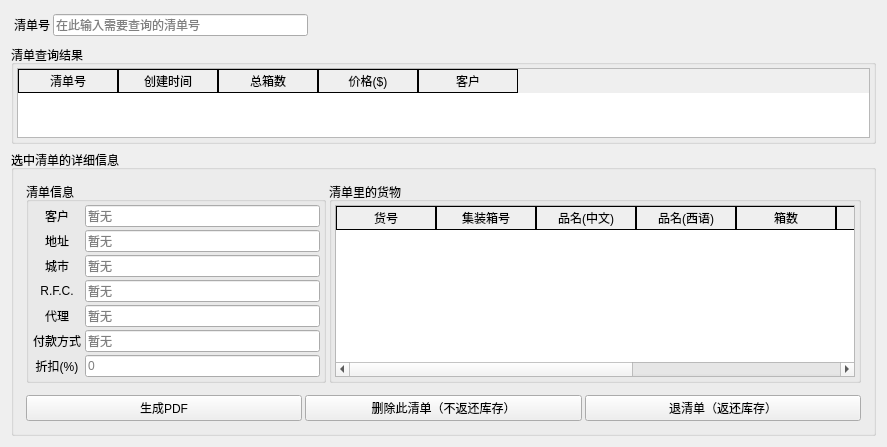
The window that CompanyStroageManagement/Search_List_Win.ui (linxinwNeo/CompanyStroageManagement) describes before a commit, drawn with Qt 5.
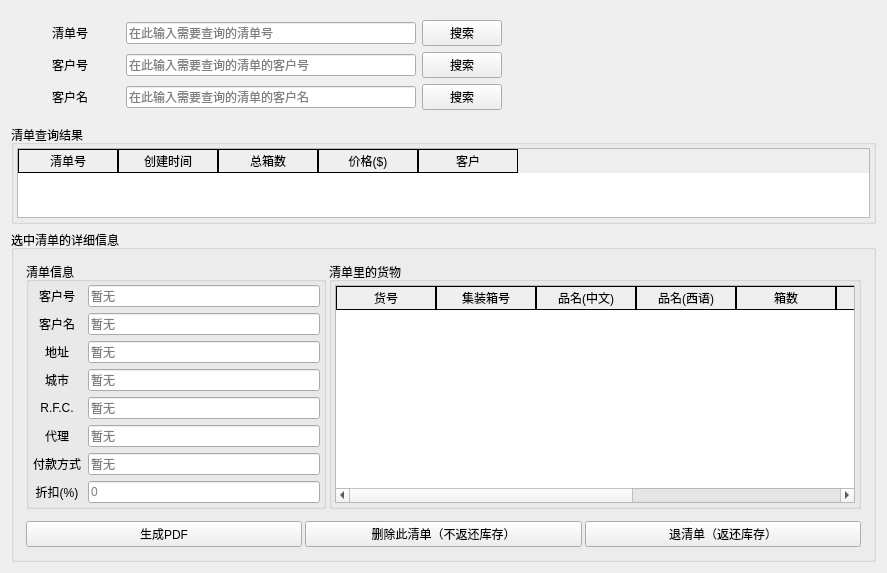
The same window after the commit.

```diff
--- a/CompanyStroageManagement/Search_List_Win.ui
+++ b/CompanyStroageManagement/Search_List_Win.ui
@@ -7,7 +7,7 @@
     <x>0</x>
     <y>0</y>
     <width>887</width>
-    <height>445</height>
+    <height>479</height>
    </rect>
   </property>
   <property name="windowTitle">
@@ -25,42 +25,127 @@
   <layout class="QVBoxLayout" name="verticalLayout">
    <item>
     <widget class="QWidget" name="widget_16" native="true">
+     <property name="sizePolicy">
+      <sizepolicy hsizetype="Preferred" vsizetype="Preferred">
+       <horstretch>0</horstretch>
+       <verstretch>0</verstretch>
+      </sizepolicy>
+     </property>
      <property name="maximumSize">
       <size>
-       <width>300</width>
+       <width>500</width>
        <height>16777215</height>
       </size>
      </property>
-     <layout class="QHBoxLayout" name="horizontalLayout_13">
-      <property name="spacing">
-       <number>3</number>
-      </property>
-      <property name="leftMargin">
-       <number>3</number>
-      </property>
-      <property name="topMargin">
-       <number>3</number>
-      </property>
-      <property name="rightMargin">
-       <number>3</number>
-      </property>
-      <property name="bottomMargin">
-       <number>3</number>
-      </property>
-      <item>
-       <widget class="QLabel" name="list_id_2be_searched_label">
-        <property name="text">
-         <string>清单号</string>
-        </property>
-       </widget>
-      </item>
-      <item>
-       <widget class="QLineEdit" name="list_id_2be_searched_LE">
+     <layout class="QGridLayout" name="gridLayout">
+      <item row="0" column="1">
+       <widget class="QLineEdit" name="lineEdit_list_id_2be_searched">
+        <property name="sizePolicy">
+         <sizepolicy hsizetype="MinimumExpanding" vsizetype="Fixed">
+          <horstretch>0</horstretch>
+          <verstretch>0</verstretch>
+         </sizepolicy>
+        </property>
         <property name="placeholderText">
          <string>在此输入需要查询的清单号</string>
         </property>
        </widget>
       </item>
+      <item row="1" column="0">
+       <widget class="QLabel" name="label_ClientIDPrefix">
+        <property name="minimumSize">
+         <size>
+          <width>100</width>
+          <height>0</height>
+         </size>
+        </property>
+        <property name="text">
+         <string>客户号</string>
+        </property>
+        <property name="alignment">
+         <set>Qt::AlignCenter</set>
+        </property>
+       </widget>
+      </item>
+      <item row="1" column="1">
+       <widget class="QLineEdit" name="lineEdit_ClientIDPrefix">
+        <property name="sizePolicy">
+         <sizepolicy hsizetype="MinimumExpanding" vsizetype="Fixed">
+          <horstretch>0</horstretch>
+          <verstretch>0</verstretch>
+         </sizepolicy>
+        </property>
+        <property name="placeholderText">
+         <string>在此输入需要查询的清单的客户号</string>
+        </property>
+       </widget>
+      </item>
+      <item row="1" column="2">
+       <widget class="QPushButton" name="pushButton_SearchListsByClientIDPrefix">
+        <property name="text">
+         <string>搜索</string>
+        </property>
+       </widget>
+      </item>
+      <item row="0" column="2">
+       <widget class="QPushButton" name="pushButton_SearchListsByListIDPrefix">
+        <property name="text">
+         <string>搜索</string>
+        </property>
+       </widget>
+      </item>
+      <item row="0" column="0">
+       <widget class="QLabel" name="label_list_id_2be_searched">
+        <property name="minimumSize">
+         <size>
+          <width>100</width>
+          <height>0</height>
+         </size>
+        </property>
+        <property name="text">
+         <string>清单号</string>
+        </property>
+        <property name="alignment">
+         <set>Qt::AlignCenter</set>
+        </property>
+       </widget>
+      </item>
+      <item row="2" column="0">
+       <widget class="QLabel" name="label_ClientNamePrefix">
+        <property name="minimumSize">
+         <size>
+          <width>100</width>
+          <height>0</height>
+         </size>
+        </property>
+        <property name="text">
+         <string>客户名</string>
+        </property>
+        <property name="alignment">
+         <set>Qt::AlignCenter</set>
+        </property>
+       </widget>
+      </item>
+      <item row="2" column="1">
+       <widget class="QLineEdit" name="lineEdit_ClientNamePrefix">
+        <property name="sizePolicy">
+         <sizepolicy hsizetype="MinimumExpanding" vsizetype="Fixed">
+          <horstretch>0</horstretch>
+          <verstretch>0</verstretch>
+         </sizepolicy>
+        </property>
+        <property name="placeholderText">
+         <string>在此输入需要查询的清单的客户名</string>
+        </property>
+       </widget>
+      </item>
+      <item row="2" column="2">
+       <widget class="QPushButton" name="pushButton_SearchListsByClientNamePrefix">
+        <property name="text">
+         <string>搜索</string>
+        </property>
+       </widget>
+      </item>
      </layout>
     </widget>
    </item>
@@ -176,10 +261,7 @@
            <property name="title">
             <string>清单信息</string>
            </property>
-           <layout class="QVBoxLayout" name="verticalLayout_2">
-            <property name="spacing">
-             <number>3</number>
-            </property>
+           <layout class="QFormLayout" name="formLayout">
             <property name="leftMargin">
              <number>3</number>
             </property>
@@ -192,26 +274,8 @@
             <property name="bottomMargin">
              <number>3</number>
             </property>
-            <item>
-             <widget class="QWidget" name="CLIENTE_Container" native="true">
-              <layout class="QHBoxLayout" name="horizontalLayout">
-               <property name="spacing">
-                <number>3</number>
-               </property>
-               <property name="leftMargin">
-                <number>0</number>
-               </property>
-               <property name="topMargin">
-                <number>0</number>
-               </property>
-               <property name="rightMargin">
-                <number>0</number>
-               </property>
-               <property name="bottomMargin">
-                <number>0</number>
-               </property>
-               <item>
-                <widget class="QLabel" name="CLIENTE_label">
+            <item row="1" column="0">
+             <widget class="QLabel" name="label_CLIENTE">
                  <property name="minimumSize">
                   <size>
                    <width>50</width>
@@ -225,15 +289,15 @@
                   </size>
                  </property>
                  <property name="text">
-                  <string>客户</string>
+               <string>客户名</string>
                  </property>
                  <property name="alignment">
                   <set>Qt::AlignCenter</set>
                  </property>
                 </widget>
                </item>
-               <item>
-                <widget class="QLineEdit" name="CLIENTE_LE">
+            <item row="1" column="1">
+             <widget class="QLineEdit" name="lineEdit_CLIENTE">
                  <property name="text">
                   <string/>
                  </property>
@@ -245,29 +309,8 @@
                  </property>
                 </widget>
                </item>
-              </layout>
-             </widget>
-            </item>
-            <item>
-             <widget class="QWidget" name="CLIENTE_Container_2" native="true">
-              <layout class="QHBoxLayout" name="horizontalLayout_2">
-               <property name="spacing">
-                <number>3</number>
-               </property>
-               <property name="leftMargin">
-                <number>0</number>
-               </property>
-               <property name="topMargin">
-                <number>0</number>
-               </property>
-               <property name="rightMargin">
-                <number>0</number>
-               </property>
-               <property name="bottomMargin">
-                <number>0</number>
-               </property>
-               <item>
-                <widget class="QLabel" name="DOMICILIO_label">
+            <item row="2" column="0">
+             <widget class="QLabel" name="label_DOMICILIO">
                  <property name="minimumSize">
                   <size>
                    <width>50</width>
@@ -288,8 +331,8 @@
                  </property>
                 </widget>
                </item>
-               <item>
-                <widget class="QLineEdit" name="DOMICILIO_LE">
+            <item row="2" column="1">
+             <widget class="QLineEdit" name="lineEdit_DOMICILIO">
                  <property name="text">
                   <string/>
                  </property>
@@ -301,29 +344,8 @@
                  </property>
                 </widget>
                </item>
-              </layout>
-             </widget>
-            </item>
-            <item>
-             <widget class="QWidget" name="CLIENTE_Container_3" native="true">
-              <layout class="QHBoxLayout" name="horizontalLayout_3">
-               <property name="spacing">
-                <number>3</number>
-               </property>
-               <property name="leftMargin">
-                <number>0</number>
-               </property>
-               <property name="topMargin">
-                <number>0</number>
-               </property>
-               <property name="rightMargin">
-                <number>0</number>
-               </property>
-               <property name="bottomMargin">
-                <number>0</number>
-               </property>
-               <item>
-                <widget class="QLabel" name="CIUDAD_label">
+            <item row="3" column="0">
+             <widget class="QLabel" name="label_CIUDAD">
                  <property name="minimumSize">
                   <size>
                    <width>50</width>
@@ -344,8 +366,8 @@
                  </property>
                 </widget>
                </item>
-               <item>
-                <widget class="QLineEdit" name="CIUDAD_LE">
+            <item row="3" column="1">
+             <widget class="QLineEdit" name="lineEdit_CIUDAD">
                  <property name="text">
                   <string/>
                  </property>
@@ -357,29 +379,8 @@
                  </property>
                 </widget>
                </item>
-              </layout>
-             </widget>
-            </item>
-            <item>
-             <widget class="QWidget" name="CLIENTE_Container_4" native="true">
-              <layout class="QHBoxLayout" name="horizontalLayout_4">
-               <property name="spacing">
-                <number>3</number>
-               </property>
-               <property name="leftMargin">
-                <number>0</number>
-               </property>
-               <property name="topMargin">
-                <number>0</number>
-               </property>
-               <property name="rightMargin">
-                <number>0</number>
-               </property>
-               <property name="bottomMargin">
-                <number>0</number>
-               </property>
-               <item>
-                <widget class="QLabel" name="RFC_label">
+            <item row="4" column="0">
+             <widget class="QLabel" name="label_RFC">
                  <property name="minimumSize">
                   <size>
                    <width>50</width>
@@ -400,8 +401,8 @@
                  </property>
                 </widget>
                </item>
-               <item>
-                <widget class="QLineEdit" name="RFC_LE">
+            <item row="4" column="1">
+             <widget class="QLineEdit" name="lineEdit_RFC">
                  <property name="text">
                   <string/>
                  </property>
@@ -413,29 +414,8 @@
                  </property>
                 </widget>
                </item>
-              </layout>
-             </widget>
-            </item>
-            <item>
-             <widget class="QWidget" name="CLIENTE_Container_5" native="true">
-              <layout class="QHBoxLayout" name="horizontalLayout_5">
-               <property name="spacing">
-                <number>3</number>
-               </property>
-               <property name="leftMargin">
-                <number>0</number>
-               </property>
-               <property name="topMargin">
-                <number>0</number>
-               </property>
-               <property name="rightMargin">
-                <number>0</number>
-               </property>
-               <property name="bottomMargin">
-                <number>0</number>
-               </property>
-               <item>
-                <widget class="QLabel" name="AGENTE_label">
+            <item row="5" column="0">
+             <widget class="QLabel" name="label_AGENTE">
                  <property name="minimumSize">
                   <size>
                    <width>50</width>
@@ -456,8 +436,8 @@
                  </property>
                 </widget>
                </item>
-               <item>
-                <widget class="QLineEdit" name="AGENTE_LE">
+            <item row="5" column="1">
+             <widget class="QLineEdit" name="lineEdit_AGENTE">
                  <property name="text">
                   <string/>
                  </property>
@@ -469,29 +449,8 @@
                  </property>
                 </widget>
                </item>
-              </layout>
-             </widget>
-            </item>
-            <item>
-             <widget class="QWidget" name="CLIENTE_Container_8" native="true">
-              <layout class="QHBoxLayout" name="horizontalLayout_8">
-               <property name="spacing">
-                <number>3</number>
-               </property>
-               <property name="leftMargin">
-                <number>0</number>
-               </property>
-               <property name="topMargin">
-                <number>0</number>
-               </property>
-               <property name="rightMargin">
-                <number>0</number>
-               </property>
-               <property name="bottomMargin">
-                <number>0</number>
-               </property>
-               <item>
-                <widget class="QLabel" name="CONDICIONES_label">
+            <item row="6" column="0">
+             <widget class="QLabel" name="label_CONDICIONES">
                  <property name="minimumSize">
                   <size>
                    <width>50</width>
@@ -512,8 +471,8 @@
                  </property>
                 </widget>
                </item>
-               <item>
-                <widget class="QLineEdit" name="CONDICIONES_LE">
+            <item row="6" column="1">
+             <widget class="QLineEdit" name="lineEdit_CONDICIONES">
                  <property name="text">
                   <string/>
                  </property>
@@ -525,29 +484,8 @@
                  </property>
                 </widget>
                </item>
-              </layout>
-             </widget>
-            </item>
-            <item>
-             <widget class="QWidget" name="CLIENTE_Container_10" native="true">
-              <layout class="QHBoxLayout" name="horizontalLayout_17">
-               <property name="spacing">
-                <number>3</number>
-               </property>
-               <property name="leftMargin">
-                <number>0</number>
-               </property>
-               <property name="topMargin">
-                <number>0</number>
-               </property>
-               <property name="rightMargin">
-                <number>0</number>
-               </property>
-               <property name="bottomMargin">
-                <number>0</number>
-               </property>
-               <item>
-                <widget class="QLabel" name="DISCOUNT_label">
+            <item row="7" column="0">
+             <widget class="QLabel" name="label_DISCOUNT">
                  <property name="minimumSize">
                   <size>
                    <width>50</width>
@@ -568,8 +506,8 @@
                  </property>
                 </widget>
                </item>
-               <item>
-                <widget class="QLineEdit" name="DISCOUNT_LE">
+            <item row="7" column="1">
+             <widget class="QLineEdit" name="lineEdit_DISCOUNT">
                  <property name="readOnly">
                   <bool>true</bool>
                  </property>
@@ -578,7 +516,30 @@
                  </property>
                 </widget>
                </item>
-              </layout>
+            <item row="0" column="0">
+             <widget class="QLabel" name="label_SelectedClientID">
+              <property name="minimumSize">
+               <size>
+                <width>50</width>
+                <height>0</height>
+               </size>
+              </property>
+              <property name="text">
+               <string>客户号</string>
+              </property>
+              <property name="alignment">
+               <set>Qt::AlignCenter</set>
+              </property>
+             </widget>
+            </item>
+            <item row="0" column="1">
+             <widget class="QLineEdit" name="lineEdit_SelectedClientID">
+              <property name="readOnly">
+               <bool>true</bool>
+              </property>
+              <property name="placeholderText">
+               <string>暂无</string>
+              </property>
              </widget>
             </item>
            </layout>
```
Lines whose indentation alone changed are shown as unchanged.
